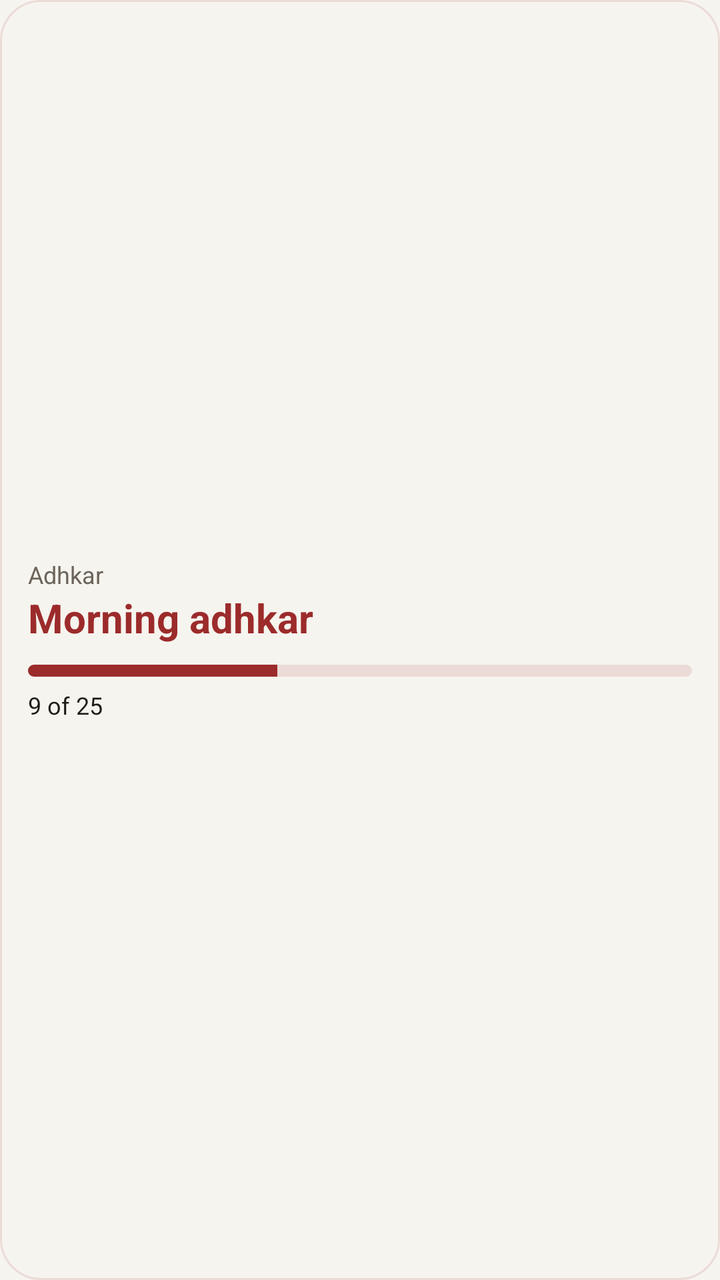
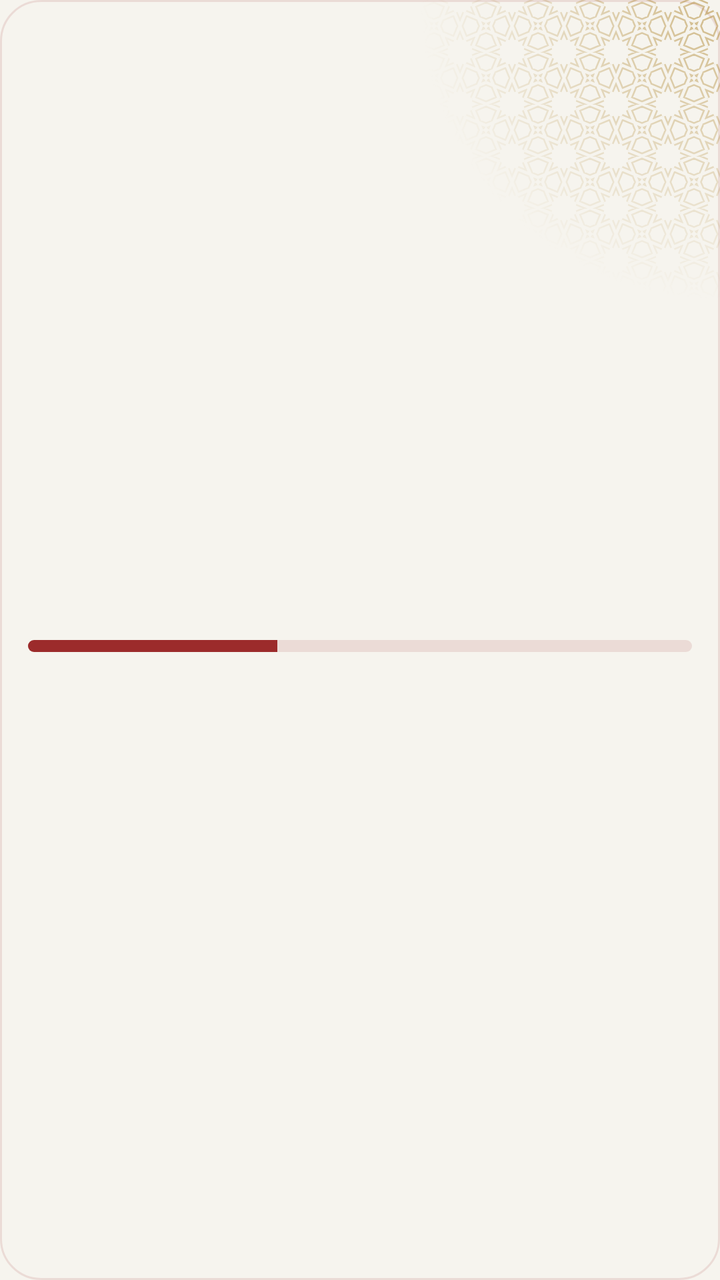

The first picture is an Android layout as it rendered before a commit; the second is the same layout after the commit. The layout source and the unified diff follow.
<!-- AndroidManifest.xml: application theme Theme.App -->
<!-- res/layout/widget_adhkar.xml -->
<?xml version="1.0" encoding="utf-8"?>
<LinearLayout xmlns:android="http://schemas.android.com/apk/res/android"
    android:id="@+id/adhkar_root"
    android:layout_width="match_parent" android:layout_height="match_parent"
    android:orientation="vertical" android:gravity="center_vertical" android:padding="14dp"
    android:background="@drawable/widget_paper" android:layoutDirection="locale">
    <TextView android:id="@+id/adhkar_head" android:layout_width="match_parent" android:layout_height="wrap_content"
        android:text="@string/widgetSample1" android:textSize="12sp" android:textColor="@color/widgetMuted" android:maxLines="1"/>
    <TextView android:id="@+id/adhkar_title" android:layout_width="match_parent" android:layout_height="wrap_content"
        android:text="@string/widgetSample2" android:textSize="20sp" android:textStyle="bold" android:textColor="@color/widgetAccent"
        android:maxLines="2" android:ellipsize="end"/>
    <ProgressBar android:id="@+id/adhkar_bar" style="@android:style/Widget.ProgressBar.Horizontal"
        android:layout_width="match_parent" android:layout_height="6dp" android:layout_marginTop="10dp"
        android:max="24" android:progress="9" android:progressDrawable="@drawable/widget_progress"/>
    <TextView android:id="@+id/adhkar_count" android:layout_width="match_parent" android:layout_height="wrap_content"
        android:text="@string/widgetSample3" android:textSize="12sp" android:textColor="@color/widgetInk" android:maxLines="1"
        android:layout_marginTop="6dp" android:fontFeatureSettings="tnum"/>
</LinearLayout>
<!-- resources referenced by this layout -->
<resources>
  <color name="widgetAccent">#9c2b2b</color>
  <color name="widgetInk">#1d1a16</color>
  <color name="widgetMuted">#6b645a</color>
  <!-- drawable widget_paper (drawable) -->
  <?xml version="1.0" encoding="utf-8"?>
  <shape xmlns:android="http://schemas.android.com/apk/res/android" android:shape="rectangle">
      <solid android:color="@color/widgetSurface"/>
      <stroke android:width="1dp" android:color="@color/widgetTrack"/>
      <corners android:radius="20dp"/>
  </shape>
  <!-- drawable widget_progress (drawable) -->
  <?xml version="1.0" encoding="utf-8"?>
  <layer-list xmlns:android="http://schemas.android.com/apk/res/android">
      <item android:id="@android:id/background">
          <shape><corners android:radius="3dp"/><solid android:color="@color/widgetTrack"/></shape>
      </item>
      <item android:id="@android:id/progress">
          <clip><shape><corners android:radius="3dp"/><solid android:color="@color/widgetAccent"/></shape></clip>
      </item>
  </layer-list>
  <string name="widgetSample1">Adhkar</string>
  <string name="widgetSample2">Morning adhkar</string>
  <string name="widgetSample3">9 of 25</string>
  <style name="Theme.App" parent="android:Theme.Material.Light.NoActionBar">
          <item name="android:windowBackground">@drawable/window_splash</item>
          <item name="android:statusBarColor">@color/backgroundColor</item>
          <item name="android:navigationBarColor">@color/backgroundColor</item>
      </style>
  <color name="widgetSurface">#f6f4ee</color>
  <color name="widgetTrack">#1F9c2b2b</color>
  <!-- drawable window_splash (drawable) -->
  <?xml version="1.0" encoding="utf-8"?>
  <layer-list xmlns:android="http://schemas.android.com/apk/res/android">
      <item android:drawable="@color/backgroundColor"/>
      <item android:drawable="@drawable/splash" android:gravity="center" android:width="120dp" android:height="120dp"/>
  </layer-list>
  <color name="backgroundColor">#f6f4ee</color>
  <!-- drawable splash: png bitmap (drawable-hdpi, 52970 bytes) -->
</resources>

<!-- the commit's change to res/layout/widget_adhkar.xml (unified diff, before → after) -->
@@ -1,18 +1,26 @@
 <?xml version="1.0" encoding="utf-8"?>
-<LinearLayout xmlns:android="http://schemas.android.com/apk/res/android"
+<FrameLayout xmlns:android="http://schemas.android.com/apk/res/android"
+    xmlns:tools="http://schemas.android.com/tools" tools:ignore="ContentDescription"
     android:id="@+id/adhkar_root"
     android:layout_width="match_parent" android:layout_height="match_parent"
-    android:orientation="vertical" android:gravity="center_vertical" android:padding="14dp"
     android:background="@drawable/widget_paper" android:layoutDirection="locale">
-    <TextView android:id="@+id/adhkar_head" android:layout_width="match_parent" android:layout_height="wrap_content"
-        android:text="@string/widgetSample1" android:textSize="12sp" android:textColor="@color/widgetMuted" android:maxLines="1"/>
-    <TextView android:id="@+id/adhkar_title" android:layout_width="match_parent" android:layout_height="wrap_content"
-        android:text="@string/widgetSample2" android:textSize="20sp" android:textStyle="bold" android:textColor="@color/widgetAccent"
-        android:maxLines="2" android:ellipsize="end"/>
-    <ProgressBar android:id="@+id/adhkar_bar" style="@android:style/Widget.ProgressBar.Horizontal"
-        android:layout_width="match_parent" android:layout_height="6dp" android:layout_marginTop="10dp"
-        android:max="24" android:progress="9" android:progressDrawable="@drawable/widget_progress"/>
-    <TextView android:id="@+id/adhkar_count" android:layout_width="match_parent" android:layout_height="wrap_content"
-        android:text="@string/widgetSample3" android:textSize="12sp" android:textColor="@color/widgetInk" android:maxLines="1"
-        android:layout_marginTop="6dp" android:fontFeatureSettings="tnum"/>
-</LinearLayout>
+    <ImageView android:layout_width="150dp" android:layout_height="150dp" android:layout_gravity="top|end"
+        android:src="@drawable/widget_orn_band" android:tint="@color/widgetOrnament" android:tintMode="src_in"
+        android:importantForAccessibility="no"/>
+    <LinearLayout
+        android:layout_width="match_parent" android:layout_height="match_parent"
+        android:orientation="vertical" android:gravity="center_vertical" android:padding="14dp">
+        <ImageView android:id="@+id/adhkar_head" android:layout_width="wrap_content" android:layout_height="wrap_content"
+            android:adjustViewBounds="true" android:scaleType="fitCenter"
+            android:tint="@color/widgetMuted" android:tintMode="src_in"/>
+        <ImageView android:id="@+id/adhkar_title" android:layout_width="wrap_content" android:layout_height="wrap_content"
+            android:layout_marginTop="2dp" android:adjustViewBounds="true" android:scaleType="fitCenter"
+            android:tint="@color/widgetAccent" android:tintMode="src_in"/>
+        <ProgressBar android:id="@+id/adhkar_bar" style="@android:style/Widget.ProgressBar.Horizontal"
+            android:layout_width="match_parent" android:layout_height="6dp" android:layout_marginTop="10dp"
+            android:max="24" android:progress="9" android:progressDrawable="@drawable/widget_progress"/>
+        <ImageView android:id="@+id/adhkar_count" android:layout_width="wrap_content" android:layout_height="wrap_content"
+            android:layout_marginTop="6dp" android:adjustViewBounds="true" android:scaleType="fitCenter"
+            android:tint="@color/widgetInk" android:tintMode="src_in"/>
+    </LinearLayout>
+</FrameLayout>
<!-- resource entries referenced after the edit -->
@@ -3,6 +3,11 @@
   <color name="widgetAccent">#9c2b2b</color>
   <color name="widgetInk">#1d1a16</color>
   <color name="widgetMuted">#6b645a</color>
+  <color name="widgetOrnament">#8CB08833</color>
+  <!-- drawable widget_orn_band (drawable) -->
+  <?xml version="1.0" encoding="utf-8"?>
+  <bitmap xmlns:android="http://schemas.android.com/apk/res/android"
+      android:src="@drawable/widget_orn_band_mask" android:autoMirrored="true"/>
   <!-- drawable widget_paper (drawable) -->
   <?xml version="1.0" encoding="utf-8"?>
   <shape xmlns:android="http://schemas.android.com/apk/res/android" android:shape="rectangle">
@@ -20,14 +25,12 @@
           <clip><shape><corners android:radius="3dp"/><solid android:color="@color/widgetAccent"/></shape></clip>
       </item>
   </layer-list>
-  <string name="widgetSample1">Adhkar</string>
-  <string name="widgetSample2">Morning adhkar</string>
-  <string name="widgetSample3">9 of 25</string>
   <style name="Theme.App" parent="android:Theme.Material.Light.NoActionBar">
           <item name="android:windowBackground">@drawable/window_splash</item>
           <item name="android:statusBarColor">@color/backgroundColor</item>
           <item name="android:navigationBarColor">@color/backgroundColor</item>
       </style>
+  <!-- drawable widget_orn_band_mask: webp bitmap (drawable-hdpi, 18976 bytes) -->
   <color name="widgetSurface">#f6f4ee</color>
   <color name="widgetTrack">#1F9c2b2b</color>
   <!-- drawable window_splash (drawable) -->
